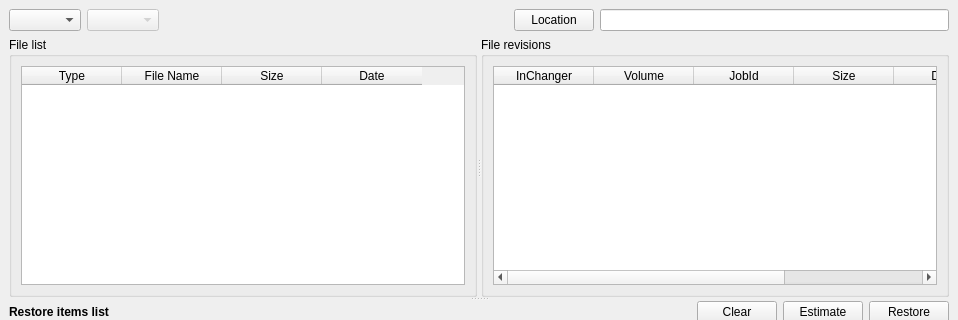
Above: bacula/src/qt-console/restore/brestore.ui from rkorzeniewski/bacula before the change; both pictures show x 0 to 958 and y 0 to 320 of the 958 by 555 pixel window. Below: the same form after it.
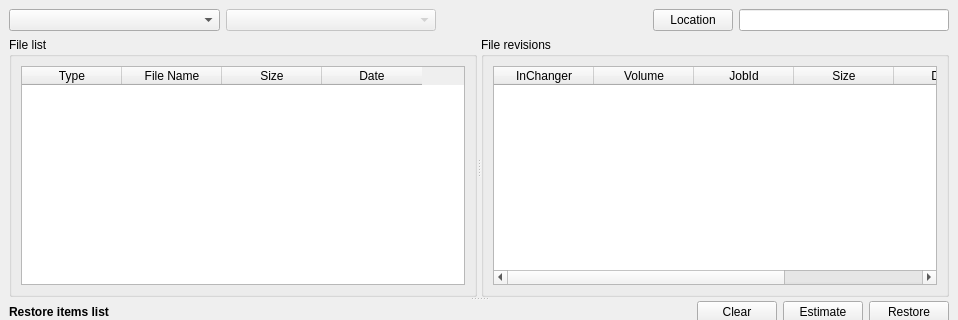
That is the form after the change.

Patch:
```diff
--- a/bacula/src/qt-console/restore/brestore.ui
+++ b/bacula/src/qt-console/restore/brestore.ui
@@ -257,13 +257,32 @@
       <number>6</number>
      </property>
      <item>
-      <widget class="QComboBox" name="ClientList" />
+      <widget class="QComboBox" name="ClientList">
+       <property name="sizePolicy">
+        <sizepolicy hsizetype="MinimumExpanding" vsizetype="Fixed">
+         <horstretch>0</horstretch>
+         <verstretch>0</verstretch>
+        </sizepolicy>
+       </property>
+       <property name="sizeAdjustPolicy">
+        <enum>QComboBox::AdjustToContents</enum>
+       </property>
+      </widget>
      </item>
      <item>
       <widget class="QComboBox" name="JobList" >
        <property name="enabled" >
         <bool>false</bool>
        </property>
+       <property name="sizePolicy">
+        <sizepolicy hsizetype="Expanding" vsizetype="Fixed">
+         <horstretch>0</horstretch>
+         <verstretch>0</verstretch>
+        </sizepolicy>
+       </property>
+       <property name="sizeAdjustPolicy">
+        <enum>QComboBox::AdjustToContents</enum>
+       </property>
       </widget>
      </item>
      <item>
```
Left out of the diff: 193 changed lines with no effect on the pictures.
